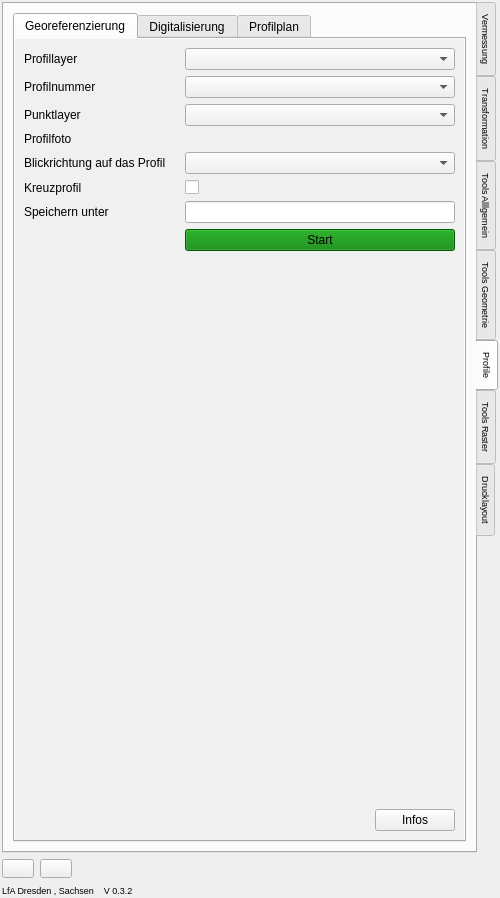
Old version of the form t2g_arch_dockwidget_base.ui in the repository Landesamt-fuer-Archaeologie-Sachsen/Tachy2GIS_arch.
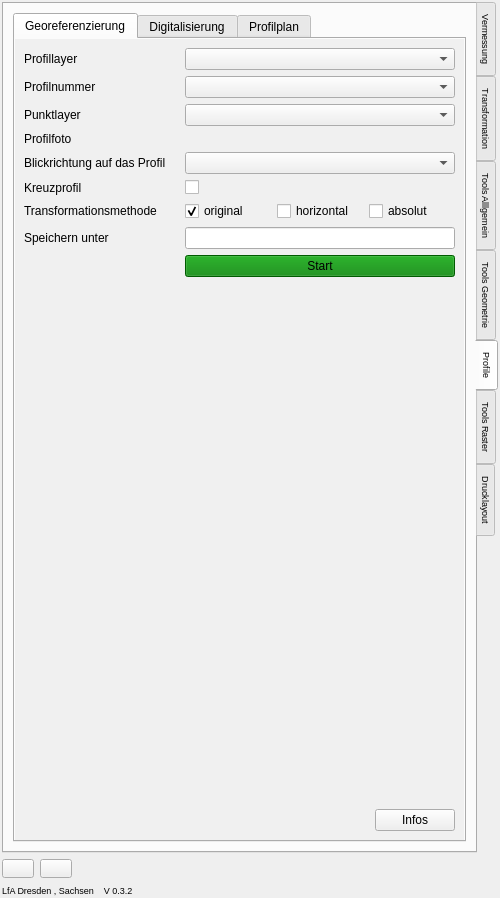
New version of the form. Icons and pictures are not drawn. Custom widgets are drawn as their Qt base class.

Commit message: Selektion Transformationsmethode

```diff
--- a/t2g_arch_dockwidget_base.ui
+++ b/t2g_arch_dockwidget_base.ui
@@ -12,7 +12,7 @@
   </property>
   <property name="minimumSize">
    <size>
-    <width>365</width>
+    <width>438</width>
     <height>635</height>
    </size>
   </property>
@@ -3029,17 +3029,17 @@
               </property>
              </widget>
             </item>
-            <item row="10" column="0">
+            <item row="11" column="0">
              <widget class="QLabel" name="label_45">
               <property name="text">
                <string>Speichern unter</string>
               </property>
              </widget>
             </item>
-            <item row="10" column="1">
+            <item row="11" column="1">
              <widget class="QLineEdit" name="profileTargetName"/>
             </item>
-            <item row="11" column="1">
+            <item row="12" column="1">
              <widget class="QPushButton" name="startGeoreferencingBtn">
               <property name="styleSheet">
                <string notr="true">background-color : green</string>
@@ -3049,23 +3049,23 @@
               </property>
              </widget>
             </item>
-            <item row="12" column="1">
-             <spacer name="verticalSpacer_4">
-              <property name="orientation">
-               <enum>Qt::Vertical</enum>
-              </property>
-              <property name="sizeType">
-               <enum>QSizePolicy::Maximum</enum>
-              </property>
-              <property name="sizeHint" stdset="0">
-               <size>
-                <width>20</width>
-                <height>1000</height>
-               </size>
-              </property>
-             </spacer>
-            </item>
             <item row="13" column="1">
+             <spacer name="verticalSpacer_4">
+              <property name="orientation">
+               <enum>Qt::Vertical</enum>
+              </property>
+              <property name="sizeType">
+               <enum>QSizePolicy::Maximum</enum>
+              </property>
+              <property name="sizeHint" stdset="0">
+               <size>
+                <width>20</width>
+                <height>1000</height>
+               </size>
+              </property>
+             </spacer>
+            </item>
+            <item row="14" column="1">
              <layout class="QHBoxLayout" name="horizontalLayout_6">
               <property name="spacing">
                <number>6</number>
@@ -3098,6 +3098,41 @@
               </item>
              </layout>
             </item>
+            <item row="10" column="1">
+             <layout class="QHBoxLayout" name="horizontalLayout_5">
+              <item>
+               <widget class="QCheckBox" name="check_transform_original">
+                <property name="text">
+                 <string>original</string>
+                </property>
+                <property name="checked">
+                 <bool>true</bool>
+                </property>
+               </widget>
+              </item>
+              <item>
+               <widget class="QCheckBox" name="check_transform_horizontal">
+                <property name="text">
+                 <string>horizontal</string>
+                </property>
+               </widget>
+              </item>
+              <item>
+               <widget class="QCheckBox" name="check_transform_absolut">
+                <property name="text">
+                 <string>absolut</string>
+                </property>
+               </widget>
+              </item>
+             </layout>
+            </item>
+            <item row="10" column="0">
+             <widget class="QLabel" name="label_52">
+              <property name="text">
+               <string>Transformationsmethode</string>
+              </property>
+             </widget>
+            </item>
            </layout>
           </widget>
           <widget class="QWidget" name="profileDigitalization">
```
The commit also changes 2 other files.
